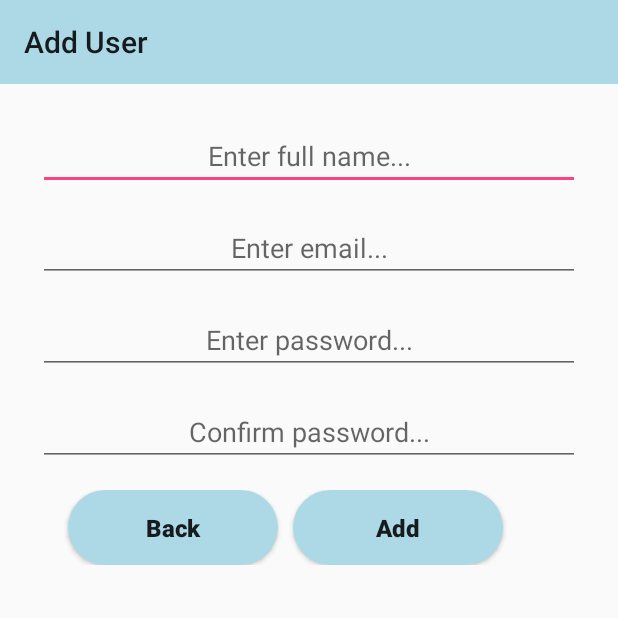
After one commit to tsaatey/ChoicesCanteen, an Android app: the AddUserActivity screen opened directly, with no data from a screen before it, on a phone screen of 412 x 824 dp, the top half of it. The commit adds this screen. Run offline under Robolectric (Android 15) with nearby library versions, the phone set to English and light mode, and no system bars.

Commit message:
First beta phase has ended. AddUserActivity has been completed

```diff
--- a/app/src/main/AndroidManifest.xml
+++ b/app/src/main/AndroidManifest.xml
@@ -28,7 +28,8 @@
         <activity android:name=".RecordSalesActivity" />
         <activity android:name=".ViewSalesActivity" />
         <activity android:name=".SetupActivity" />
-        <activity android:name=".RegisterAdminActivity"></activity>
+        <activity android:name=".RegisterAdminActivity" />
+        <activity android:name=".AddUserActivity"></activity>
     </application>
 
 </manifest>
--- /dev/null
+++ b/app/src/main/java/com/artlib/choicescanteen/AddUserActivity.java
@@ -0,0 +1,50 @@
+package com.artlib.choicescanteen;
+
+import android.content.Intent;
+import android.support.v7.app.AppCompatActivity;
+import android.os.Bundle;
+import android.view.View;
+import android.widget.Button;
+import android.widget.EditText;
+
+public class AddUserActivity extends AppCompatActivity {
+
+    private EditText full_name;
+    private EditText email_address;
+    private EditText password;
+    private EditText confirmed_password;
+    private Button addUserButton;
+    private Button backButton;
+
+    @Override
+    protected void onCreate(Bundle savedInstanceState) {
+        super.onCreate(savedInstanceState);
+        setContentView(R.layout.activity_add_user);
+
+        full_name = (EditText) findViewById(R.id.name_field);
+        email_address = (EditText) findViewById(R.id.email_field);
+        password = (EditText) findViewById(R.id.password_field);
+        confirmed_password = (EditText) findViewById(R.id.confirm_password_field);
+        addUserButton = (Button) findViewById(R.id.add_user_button);
+        backButton = (Button) findViewById(R.id.cancel_action_button);
+
+        addUserButton.setOnClickListener(new View.OnClickListener() {
+            @Override
+            public void onClick(View v) {
+                String name = full_name.getText().toString();
+                String email = email_address.getText().toString();
+                String pass1 = password.getText().toString();
+                String pass2 = confirmed_password.getText().toString();
+
+                new SetupActivity().addUserToDatabase(name, email, pass1, pass2);
+            }
+        });
+
+        backButton.setOnClickListener(new View.OnClickListener() {
+            @Override
+            public void onClick(View v) {
+                startActivity(new Intent(AddUserActivity.this, DashboardActivity.class));
+            }
+        });
+    }
+}
--- a/app/src/main/java/com/artlib/choicescanteen/RegisterAdminActivity.java
+++ b/app/src/main/java/com/artlib/choicescanteen/RegisterAdminActivity.java
@@ -92,6 +92,7 @@ public class RegisterAdminActivity extends AppCompatActivity {
                             progressDialog.dismiss();
 
                             userLocalDataStore.isAdminLoggedIn(true);
+                            userLocalDataStore.storeUser("Admin");
                             Intent dashboardIntent = new Intent(RegisterAdminActivity.this, DashboardActivity.class);
                             dashboardIntent.addFlags(Intent.FLAG_ACTIVITY_CLEAR_TOP);
                             startActivity(dashboardIntent);
--- /dev/null
+++ b/app/src/main/res/layout/activity_add_user.xml
@@ -0,0 +1,99 @@
+<?xml version="1.0" encoding="utf-8"?>
+<ScrollView xmlns:android="http://schemas.android.com/apk/res/android"
+    xmlns:app="http://schemas.android.com/apk/res-auto"
+    xmlns:tools="http://schemas.android.com/tools"
+    android:layout_width="match_parent"
+    android:layout_height="match_parent"
+    android:fillViewport="true"
+    tools:context="com.artlib.choicescanteen.AddUserActivity">
+
+    <LinearLayout
+        android:layout_width="match_parent"
+        android:layout_height="match_parent"
+        android:orientation="vertical">
+
+        <android.support.v7.widget.Toolbar
+            android:layout_width="match_parent"
+            android:layout_height="wrap_content"
+            android:background="?attr/colorPrimary"
+            android:minHeight="?attr/actionBarSize"
+            android:theme="?attr/actionBarTheme"
+            app:title="Add User" />
+
+        <LinearLayout
+            android:layout_width="match_parent"
+            android:layout_height="match_parent"
+            android:orientation="vertical"
+            android:padding="25dp">
+
+            <EditText
+                android:id="@+id/name_field"
+                android:layout_width="match_parent"
+                android:layout_height="wrap_content"
+                android:layout_marginBottom="16dp"
+                android:hint="Enter full name..."
+                android:inputType="textPersonName"
+                android:textAlignment="center" />
+
+            <EditText
+                android:id="@+id/email_field"
+                android:layout_width="match_parent"
+                android:layout_height="wrap_content"
+                android:layout_marginBottom="16dp"
+                android:hint="Enter email..."
+                android:inputType="textEmailAddress"
+                android:textAlignment="center" />
+
+            <EditText
+                android:id="@+id/password_field"
+                android:layout_width="match_parent"
+                android:layout_height="wrap_content"
+                android:layout_marginBottom="16dp"
+                android:hint="Enter password..."
+                android:inputType="textPassword"
+                android:textAlignment="center" />
+
+            <EditText
+                android:id="@+id/confirm_password_field"
+                android:layout_width="match_parent"
+                android:layout_height="wrap_content"
+                android:layout_marginBottom="16dp"
+                android:hint="Confirm password..."
+                android:inputType="textPassword"
+                android:textAlignment="center" />
+
+            <LinearLayout
+                android:layout_width="match_parent"
+                android:layout_height="wrap_content"
+                android:orientation="horizontal">
+
+                <Button
+                    android:id="@+id/cancel_action_button"
+                    android:layout_width="140dp"
+                    android:layout_height="50dp"
+                    android:layout_gravity="center"
+                    android:layout_marginLeft="20dp"
+                    android:background="@drawable/custom_button"
+                    android:text="Back"
+                    android:textAllCaps="false"
+                    android:textSize="16sp"
+                    android:textStyle="bold" />
+
+                <Button
+                    android:id="@+id/add_user_button"
+                    android:layout_width="140dp"
+                    android:layout_height="50dp"
+                    android:layout_gravity="center"
+                    android:layout_marginLeft="10dp"
+                    android:background="@drawable/custom_button"
+                    android:text="Add"
+                    android:textAllCaps="false"
+                    android:textSize="16sp"
+                    android:textStyle="bold" />
+            </LinearLayout>
+
+        </LinearLayout>
+
+    </LinearLayout>
+
+</ScrollView>
```
Also changed, not shown: app/src/main/java/com/artlib/choicescanteen/DashboardActivity.java (+93 -20 lines), app/src/main/java/com/artlib/choicescanteen/MainActivity.java (+6 -1 lines), app/src/main/java/com/artlib/choicescanteen/SetupActivity.java (+11 -10 lines), app/src/main/java/com/artlib/choicescanteen/UserLocalDataStore.java (+5 -5 lines), app/src/main/java/com/artlib/choicescanteen/ViewSalesActivity.java (+16 -8 lines), app/src/main/res/layout/activity_dashboard.xml (+17 -2 lines), app/src/main/res/layout/activity_view_sales.xml (+18 -20 lines), app/src/main/res/menu/admin_menu.xml (added, +64 -0 lines), app/src/main/res/menu/more_menu.xml (+27 -3 lines).
